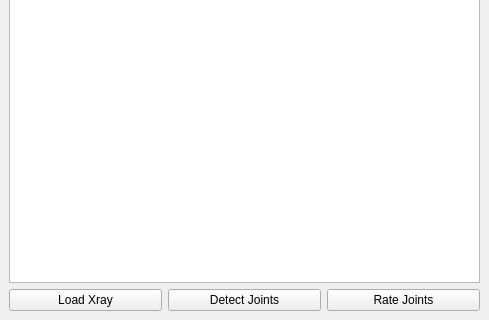
eidelen/MIALab_2012, file ui/mainwindow.ui: the form before one commit; both pictures show x 0 to 489 and y 280 to 600 of the 489 by 600 pixel window.
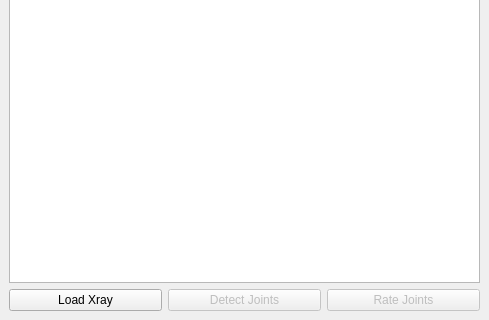
The form after the commit.

```diff
--- a/ui/mainwindow.ui
+++ b/ui/mainwindow.ui
@@ -17,6 +17,9 @@
    <layout class="QGridLayout" name="gridLayout">
     <item row="1" column="2">
      <widget class="QPushButton" name="rateJointsButton">
+      <property name="enabled">
+       <bool>false</bool>
+      </property>
       <property name="text">
        <string>Rate Joints</string>
       </property>
@@ -31,6 +34,9 @@
     </item>
     <item row="1" column="1">
      <widget class="QPushButton" name="dectectJointsButton">
+      <property name="enabled">
+       <bool>false</bool>
+      </property>
       <property name="text">
        <string>Detect Joints</string>
       </property>
```
